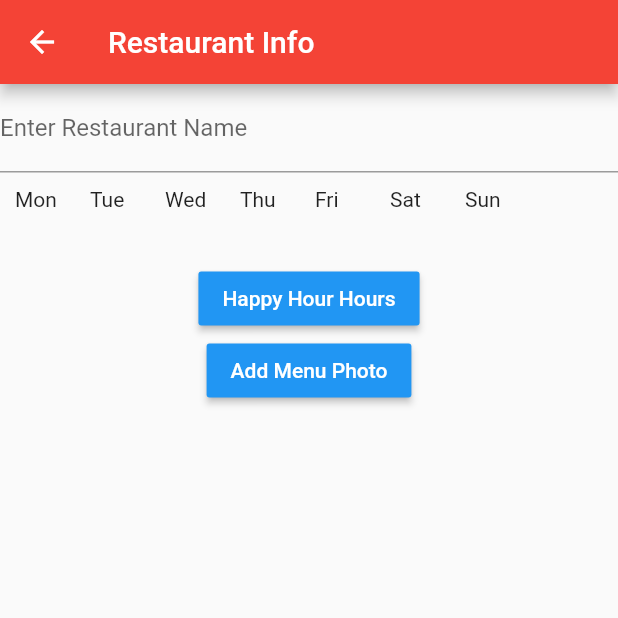
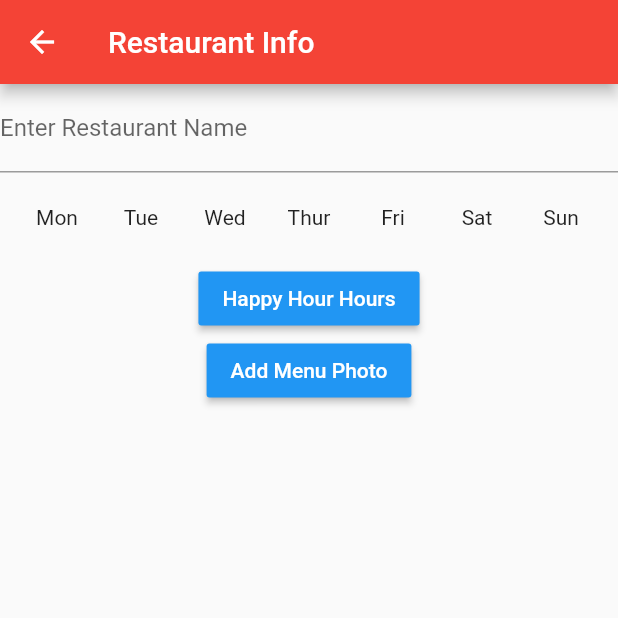
Before and after one commit to jessebelcourt/denver_happy_hour, a Flutter app: the AddMenuView screen opened by its route, on a phone screen of 412 x 824 dp, the top half of it. Run offline on Flutter 3.47's test engine with Material 2 defaults, Android fonts, the phone set to English and light mode, and no system bars; our stand-ins replace firebase_messaging, google_maps_flutter; accounts and stored records are empty.

Commit message:
Add some style updates for Row instead of ListView

```diff
--- a/lib/ui/views/add_menu.dart
+++ b/lib/ui/views/add_menu.dart
@@ -7,6 +7,7 @@ class AddMenuView extends StatefulWidget {
   AddMenuView({Key key}) : super(key: key);
 
   _AddMenuViewState createState() => _AddMenuViewState();
+
 }
 
 class _AddMenuViewState extends State<AddMenuView> {
@@ -30,7 +31,7 @@ class _AddMenuViewState extends State<AddMenuView> {
             textColor: Colors.white,
             child: Text('Happy Hour Hours'),   //Clock Carousel Widget will go here//
             onPressed: () {
-              selectTime(context);
+              // selectTime(context);
             },
           ),
           RaisedButton(
--- /dev/null
+++ b/lib/ui/views/add_menu_view.dart
@@ -0,0 +1,19 @@
+import 'package:flutter/material.dart';
+
+class AddMenuView extends StatefulWidget {
+  AddMenuView({Key key}) : super(key: key);
+
+  _AddMenuViewState createState() => _AddMenuViewState();
+}
+
+class _AddMenuViewState extends State<AddMenuView> {
+
+
+
+  @override
+  Widget build(BuildContext context) {
+    return Scaffold(
+      body: Container(child: Text('add menu'))
+    );
+  }
+}
--- a/lib/ui/views/days_week.dart
+++ b/lib/ui/views/days_week.dart
@@ -7,52 +7,47 @@ class DaysOfWeek extends StatefulWidget {
 }
 
 class _DaysOfWeekState extends State<DaysOfWeek> {
-
   final List<String> days = [
-    'Mon', 'Tue', 'Wed', 'Thu', 'Fri', 'Sat', 'Sun',
+    'Mon',
+    'Tue',
+    'Wed',
+    'Thu',
+    'Fri',
+    'Sat',
+    'Sun',
   ]; //How could we instead Map this array into the ListView widget rather than hardcode??
 
   int _selectedIndex = 0;
+
+  Color selectedDay = Colors.red;
+  Color notSelected = Colors.grey;
+
+  Color mondayColor = Colors.grey;
 
   @override
   Widget build(BuildContext context) {
     return Container(
       margin: EdgeInsets.all(10.0),
       height: 40.0,
-      child: Center(
-        child: ListView(
-          scrollDirection: Axis.horizontal,
-          children: <Widget>[
-            Container(
-              child: Text('Mon'),
-              width: 50.0,
-            ),
-            Container(
-              child: Text('Tue'),
-              width: 50.0,
-            ),
-            Container(
-              child: Text('Wed'),
-              width: 50.0,
-            ),
-            Container(
-              child: Text('Thu'),
-              width: 50.0,
-            ),
-            Container(
-              child: Text('Fri'),
-              width: 50.0,
-            ),
-            Container(
-              child: Text('Sat'),
-              width: 50.0,
-            ),
-            Container(
-              child: Text('Sun'),
-              width: 50.0,
-            ),
-          ],
-        ),
+      child: Row(
+        children: <Widget>[
+          _buildExpandedDaySelector('Mon'),
+          _buildExpandedDaySelector('Tue'),
+          _buildExpandedDaySelector('Wed'),
+          _buildExpandedDaySelector('Thur'),
+          _buildExpandedDaySelector('Fri'),
+          _buildExpandedDaySelector('Sat'),
+          _buildExpandedDaySelector('Sun'),
+        ],
+      ),
+    );
+  }
+
+  Expanded _buildExpandedDaySelector(String day) {
+    return Expanded(
+      child: Container(
+        child: Text(day),
+        alignment: Alignment.center,
       ),
     );
   }
```
Also changed, not shown: 1 other file.
